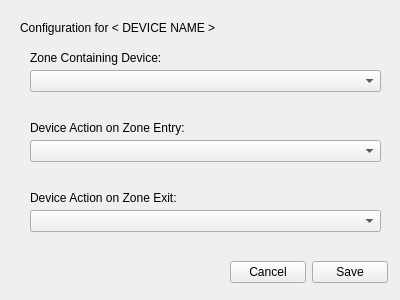
Before: the Qt Designer form drew_sys_tool/ui_files/configdialog.ui in tgbrow/DREW, drawn with Qt 5.
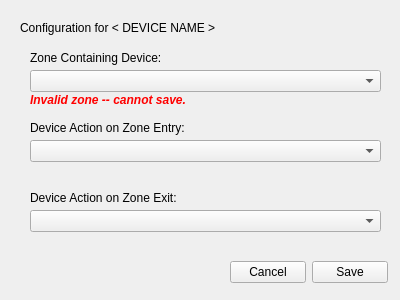
After: the same form once the commit is applied.

```diff
--- a/drew_sys_tool/ui_files/configdialog.ui
+++ b/drew_sys_tool/ui_files/configdialog.ui
@@ -136,6 +136,32 @@
     <string>Configuration for &lt; DEVICE NAME &gt;</string>
    </property>
   </widget>
+  <widget class="QLabel" name="labelInvalidZone">
+   <property name="geometry">
+    <rect>
+     <x>30</x>
+     <y>90</y>
+     <width>271</width>
+     <height>20</height>
+    </rect>
+   </property>
+   <property name="font">
+    <font>
+     <weight>75</weight>
+     <italic>true</italic>
+     <bold>true</bold>
+    </font>
+   </property>
+   <property name="styleSheet">
+    <string notr="true">color: rgb(255, 0, 0);</string>
+   </property>
+   <property name="text">
+    <string>Invalid zone -- cannot save.</string>
+   </property>
+   <property name="alignment">
+    <set>Qt::AlignLeading|Qt::AlignLeft|Qt::AlignVCenter</set>
+   </property>
+  </widget>
  </widget>
  <resources/>
  <connections/>
```
